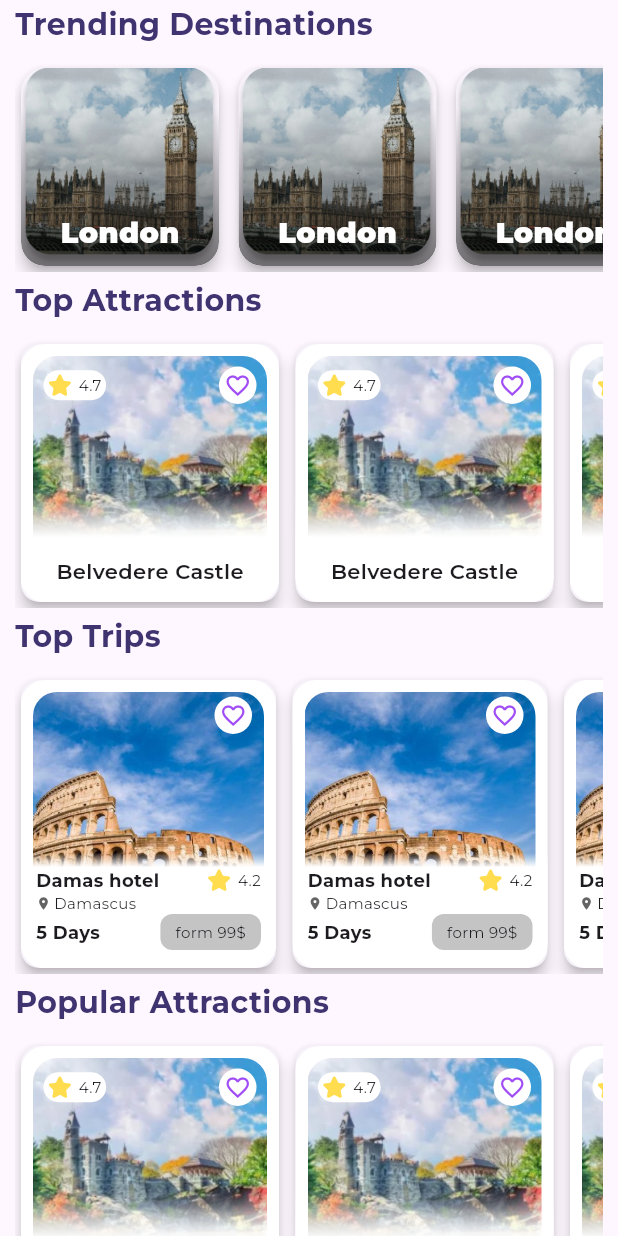
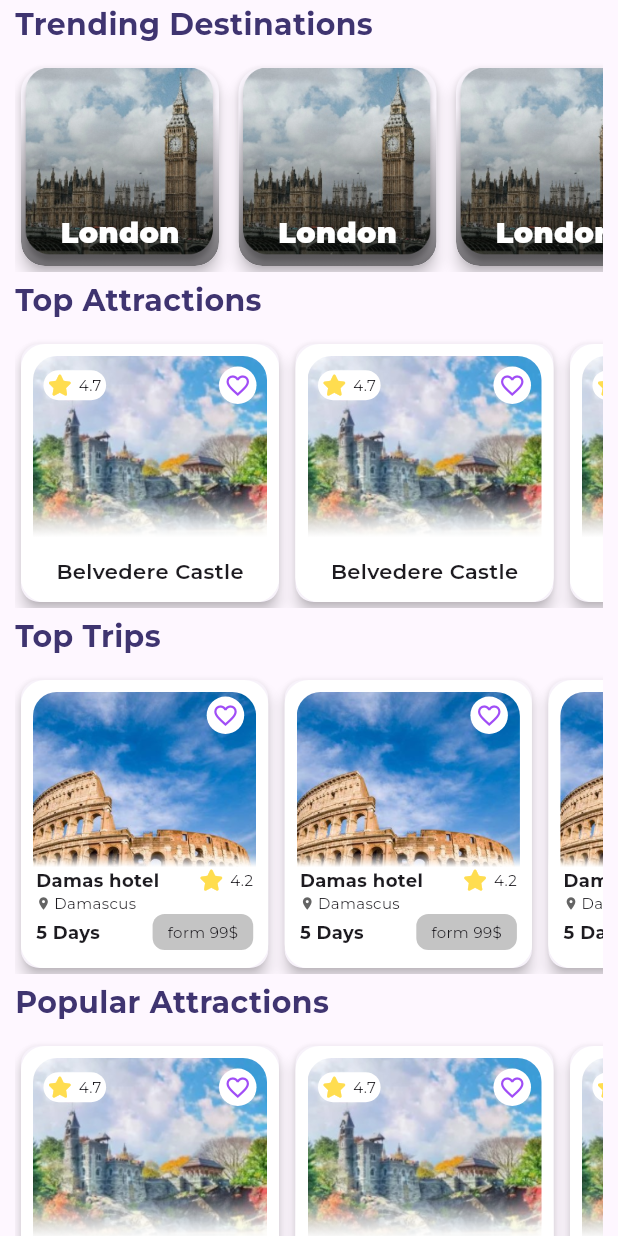
Before and after one commit to Ayaabq/voyago, a Flutter app: the HomeViewBody screen opened directly, scrolled down 576 dp, on a phone screen of 412 x 824 dp. Run offline on Flutter 3.47's test engine with Material 3 defaults, Android fonts, the phone set to English and light mode, and no system bars; our stand-ins replace bloc, flutter_bloc, flutter_hooks, flutter_native_splash, font_awesome_flutter, go_router and 2 more; missing offline and left inert: onboarding_animation.

Commit message:
Refactor TripCard widget for responsive design
Use screen size fractions instead of fixed values for dimensions and image size.
Initialize ScreenSizeUtil in build method for dynamic sizing.

```diff
--- a/lib/core/widgets/favorite_icon_button.dart
+++ b/lib/core/widgets/favorite_icon_button.dart
@@ -17,7 +17,7 @@ class FavoriteButton extends StatelessWidget {
         child: IconButton(
           icon: const Icon(Icons.favorite_border,
           size: 18,),
-          color: CustomColors.kHighlightMove, // Icon color
+          color: CustomColors.kHighlightMove  , // Icon color
           onPressed: () {
             // Your onPressed code here
             print('Icon Button Pressed');
--- a/lib/feature/home/presentation/views/widgets/trips/trip_card.dart
+++ b/lib/feature/home/presentation/views/widgets/trips/trip_card.dart
@@ -1,3 +1,86 @@
+import 'package:flutter/material.dart';
+import 'package:voyago/core/utils/screen_size_util.dart';
+import 'package:voyago/feature/home/presentation/views/widgets/trips/trip_details_column.dart';
+
+import '../../../../../../core/utils/assets.dart';
+import '../../../../../../core/widgets/favorite_icon_button.dart';
+
+// class TripCard extends StatelessWidget {
+//   const TripCard({super.key});
+//
+//   @override
+//   Widget build(BuildContext context) {
+//     return Card(
+//       elevation: 4,
+//       child: Container(
+//
+//         width: 170,
+//         height:210,
+//         decoration: BoxDecoration(
+//           color: Colors.white,
+//           borderRadius: BorderRadius.circular(16),
+//         ),
+//         child: Stack(
+//           children: [
+//             Positioned(
+//               top: 8,
+//               right: 8,
+//               left: 8,
+//               bottom: 2,
+//               child: ClipRRect(
+//                 borderRadius: BorderRadius.circular(16),
+//                 child: Image.asset(
+//                   HomeAssets.dummyTrip,
+//                   width: 130,
+//                   height: 150,
+//                   fit: BoxFit.cover, // This ensures the image covers the entire area
+//                 ),
+//               ),
+//             ),
+//             Container(
+//               decoration: BoxDecoration(
+//                 borderRadius: BorderRadius.circular(16),
+//                 gradient: const LinearGradient(
+//                   begin: Alignment.topCenter,
+//                   end: Alignment.bottomCenter,
+//                   colors: [
+//                     Colors.transparent,
+//                     Color.fromARGB(0, 255, 255, 255),
+//                     Colors.white,
+//                   ],
+//                   stops: [
+//                     0.0,
+//                     0.6,
+//                     0.65,
+//                   ],
+//                 ),
+//               ),
+//             ),
+//             const Positioned(
+//               top: 11,
+//               right: 16,
+//               child: FavoriteButton(),
+//             ),
+//
+//             const Positioned(
+//               top: 125,
+//               // right: 15,
+//               left: 10,
+//               right: 10,
+//               child: TripDetailsColumn(),
+//             ),
+//           ],
+//         ),
+//       ),
+//     );
+//   }
+// }
+
+import 'package:flutter/material.dart';
+import 'package:voyago/feature/home/presentation/views/widgets/trips/trip_details_column.dart';
+
+import '../../../../../../core/utils/assets.dart';
+import '../../../../../../core/widgets/favorite_icon_button.dart';
 import 'package:flutter/material.dart';
 import 'package:voyago/feature/home/presentation/views/widgets/trips/trip_details_column.dart';
 
@@ -9,12 +92,15 @@ class TripCard extends StatelessWidget {
 
   @override
   Widget build(BuildContext context) {
+    // Get the screen size
+    ScreenSizeUtil.init(context);
+
     return Card(
       elevation: 4,
       child: Container(
-
-        width: 170,
-        height:210,
+        // Use a fraction of the screen width and height instead of fixed values
+        width: ScreenSizeUtil.screenWidth * 0.4,
+        height: ScreenSizeUtil.screenHeight  * 0.5,
         decoration: BoxDecoration(
           color: Colors.white,
           borderRadius: BorderRadius.circular(16),
@@ -30,8 +116,9 @@ class TripCard extends StatelessWidget {
                 borderRadius: BorderRadius.circular(16),
                 child: Image.asset(
                   HomeAssets.dummyTrip,
-                  width: 130,
-                  height: 150,
+                  // Use a fraction of the container width and height instead of fixed values
+                  width: ScreenSizeUtil.screenWidth * 0.4 * 0.8,
+                  height: ScreenSizeUtil.screenHeight  * 0.3 * 0.7,
                   fit: BoxFit.cover, // This ensures the image covers the entire area
                 ),
               ),
```
